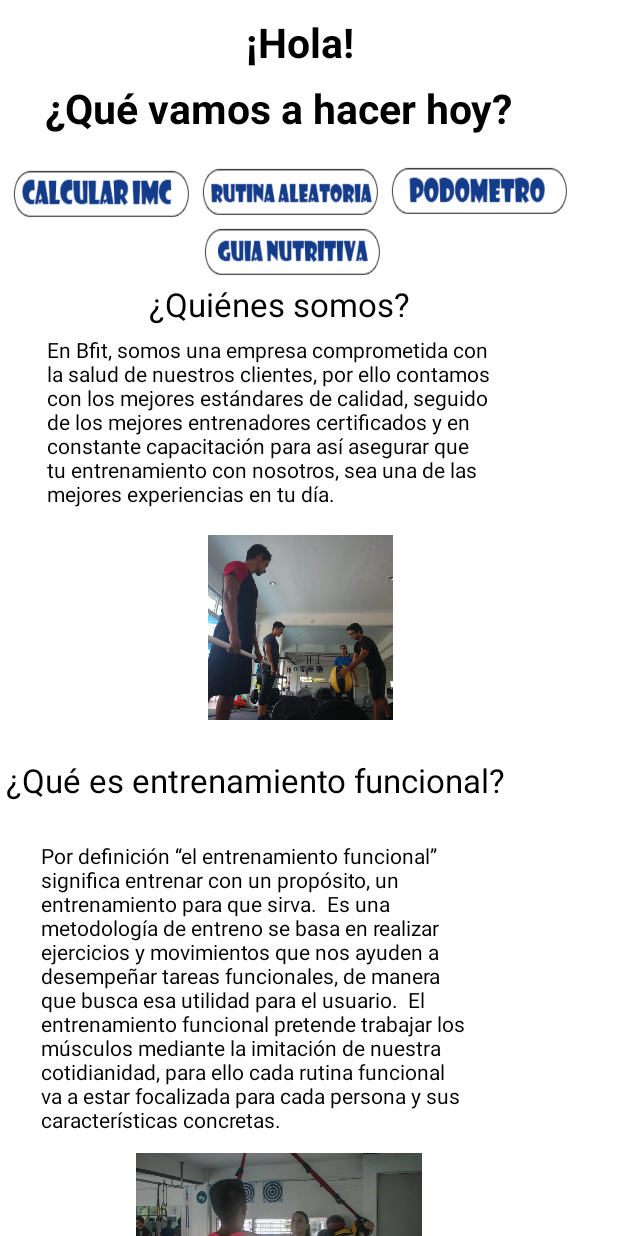
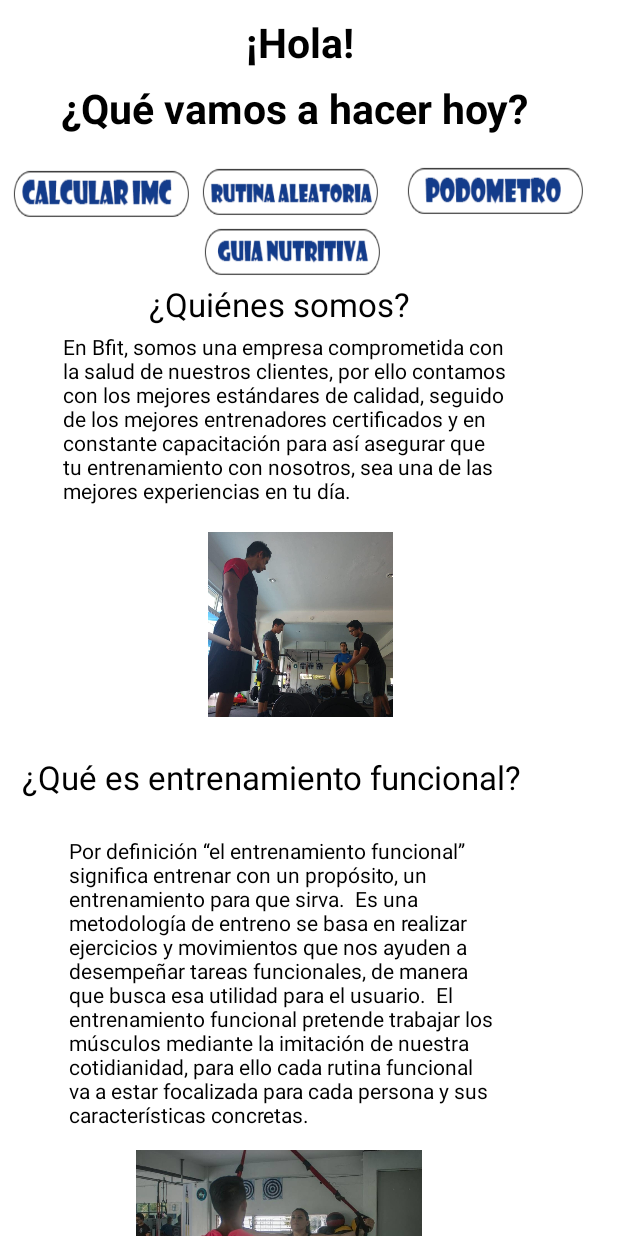
Before and after one commit to d13g0P3r3z/BFit22, an Android app: the PrincipalActivity screen opened directly, with no data from a screen before it, on a phone screen of 412 x 824 dp. Run offline under Robolectric (Android 15) with nearby library versions, the phone set to English and light mode, and no system bars.

Commit message:
utlimo hecho
por mi

```diff
--- a/app/src/main/res/layout/activity_principal.xml
+++ b/app/src/main/res/layout/activity_principal.xml
@@ -104,8 +104,8 @@
 
                 android:layout_alignParentTop="true"
                 android:layout_centerVertical="true"
-                android:layout_marginStart="31dp"
-                android:layout_marginTop="223dp"
+                android:layout_marginStart="42dp"
+                android:layout_marginTop="221dp"
                 android:text="En Bfit, somos una empresa comprometida con la salud de nuestros clientes, por ello contamos con los mejores estándares de calidad, seguido de los mejores entrenadores certificados y en constante capacitación para así asegurar que tu entrenamiento con nosotros, sea una de las mejores experiencias en tu día."
 
 
@@ -131,13 +131,12 @@
                 android:id="@+id/imageView8"
                 android:layout_width="421dp"
                 android:layout_height="123dp"
-
-
                 android:layout_below="@+id/textView5"
                 android:layout_alignParentStart="true"
                 android:layout_marginStart="0dp"
                 android:layout_marginTop="15dp"
-                app:srcCompat="@mipmap/pruebita1" />
+                app:srcCompat="@mipmap/pruebita1"
+                />
 
             <TextView
                 android:id="@+id/textView6"
@@ -146,8 +145,8 @@
                 android:layout_alignStart="@+id/textView5"
                 android:layout_alignTop="@+id/textView7"
                 android:layout_centerVertical="true"
-                android:layout_marginStart="-4dp"
-                android:layout_marginTop="55dp"
+                android:layout_marginStart="4dp"
+                android:layout_marginTop="54dp"
                 android:text="Por definición “el entrenamiento funcional” significa entrenar con un propósito, un entrenamiento para que sirva.  Es una metodología de entreno se basa en realizar ejercicios y movimientos que nos ayuden a desempeñar tareas funcionales, de manera que busca esa utilidad para el usuario.  El entrenamiento funcional pretende trabajar los músculos mediante la imitación de nuestra cotidianidad, para ello cada rutina funcional va a estar focalizada para cada persona y sus características concretas."
                 android:textColor="#000" />
 
@@ -174,7 +173,8 @@
                 android:layout_alignParentStart="true"
                 android:layout_marginStart="9dp"
                 android:layout_marginTop="234dp"
-                app:srcCompat="@mipmap/bfit1" />
+                app:srcCompat="@mipmap/bfit1"
+                android:radius="4dp" />
 
             <Button
                 android:id="@+id/button5"
```
